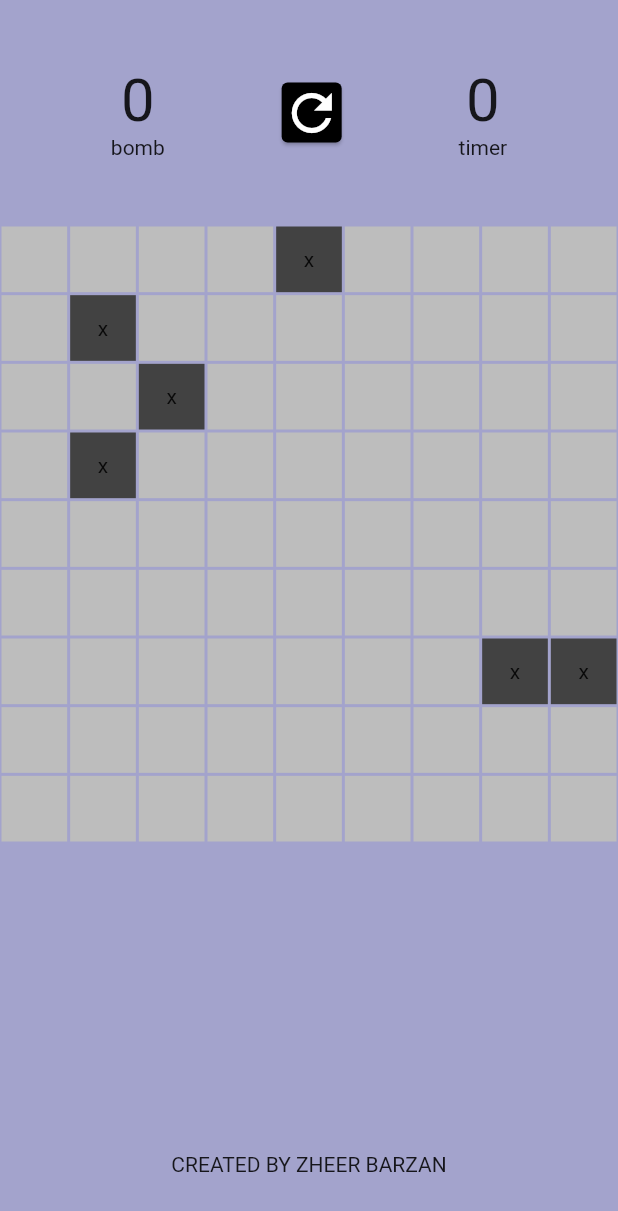
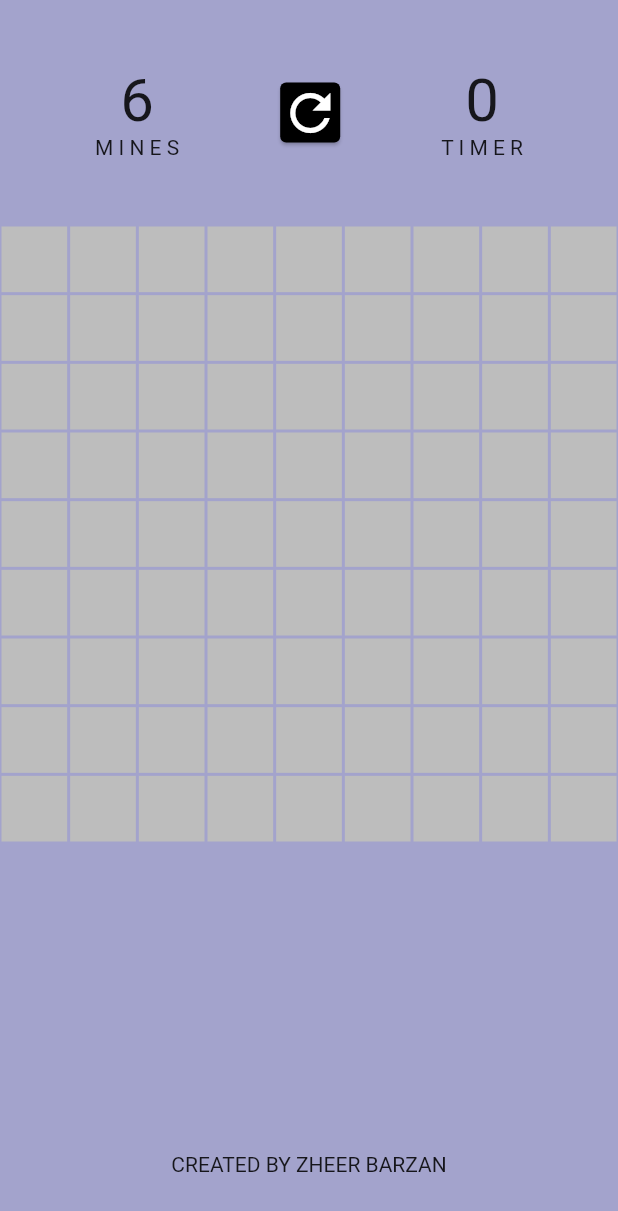
Before and after one commit to ZheerBarzan/minesweeper-game-in-flutter, a Flutter app: the screen it shows after launch, on a phone screen of 412 x 824 dp. Shown: the top 1211 px of the screen. Run offline on Flutter 3.47's test engine with Material 2 defaults, Android fonts, the phone set to English and light mode, and no system bars.

Commit message:
added the mine reveal function to the game now it reveals the locations where there is no mines and tells you where the mines could be

```diff
--- a/lib/bomb.dart
+++ b/lib/bomb.dart
@@ -13,8 +13,7 @@ class Bomb extends StatelessWidget {
       child: Padding(
         padding: const EdgeInsets.all(1.0),
         child: Container(
-          color: Colors.grey.shade800,
-          child: const Center(child: Text("x")),
+          color: revealed ? Colors.grey.shade800 : Colors.grey.shade400,
         ),
       ),
     );
--- a/lib/numberbox.dart
+++ b/lib/numberbox.dart
@@ -1,11 +1,11 @@
 import 'package:flutter/material.dart';
 
 class NumberBox extends StatelessWidget {
-  final chiled;
+  var child;
   bool revealed;
   final function;
 
-  NumberBox({this.chiled, required this.revealed, this.function});
+  NumberBox({this.child, required this.revealed, this.function});
 
   @override
   Widget build(BuildContext context) {
@@ -15,7 +15,16 @@ class NumberBox extends StatelessWidget {
         padding: const EdgeInsets.all(1.0),
         child: Container(
           color: revealed ? Colors.grey.shade300 : Colors.grey.shade400,
-          child: Center(child: Text(revealed ? chiled.toString() : '')),
+          child: Center(
+            child: Text(
+              revealed ? child.toString() : '',
+              style: TextStyle(
+                  fontWeight: FontWeight.bold,
+                  color: child == 1
+                      ? Colors.blue
+                      : (child == 2 ? Colors.green : Colors.red)),
+            ),
+          ),
         ),
       ),
     );
```
Also changed, not shown: lib/homepage.dart (+115 -13 lines).
